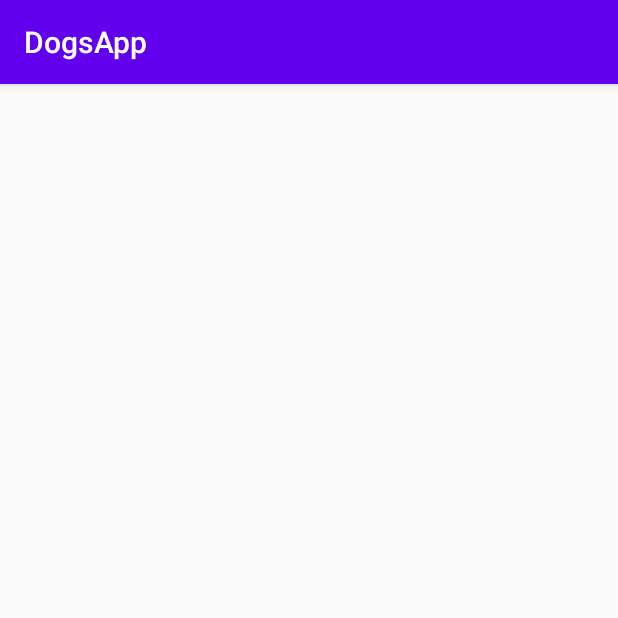
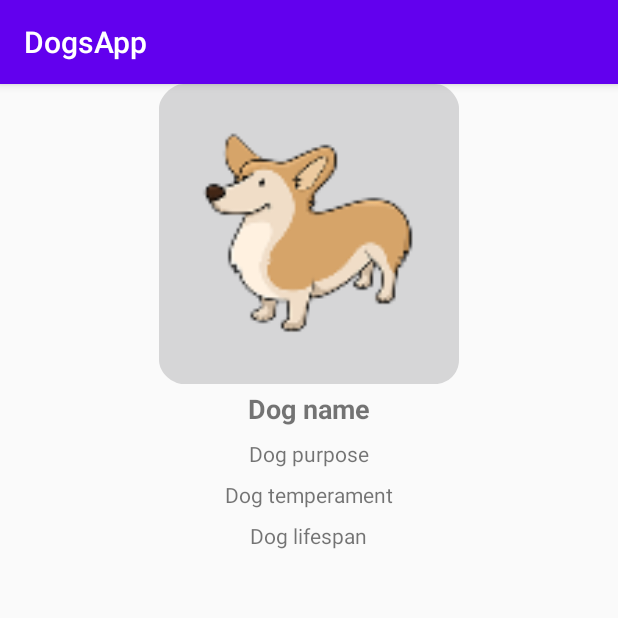
Before and after one commit to stephaniebauer/AndroidDogApp, an Android app: the fragment DetailFragment shown on its own in the app's theme, on a phone screen of 412 x 824 dp, the top half of it. Run offline under Robolectric (Android 15) with nearby library versions, the light colour scheme and no system bars; our stand-ins replace ButterKnife.

Commit message:
finished part 23

```diff
--- a/app/src/main/res/layout/fragment_detail.xml
+++ b/app/src/main/res/layout/fragment_detail.xml
@@ -1,9 +1,57 @@
 <?xml version="1.0" encoding="utf-8"?>
-<androidx.constraintlayout.widget.ConstraintLayout xmlns:android="http://schemas.android.com/apk/res/android"
+<RelativeLayout xmlns:android="http://schemas.android.com/apk/res/android"
     xmlns:app="http://schemas.android.com/apk/res-auto"
     xmlns:tools="http://schemas.android.com/tools"
     android:layout_width="match_parent"
     android:layout_height="match_parent"
     tools:context=".view.DetailFragment">
 
-</androidx.constraintlayout.widget.ConstraintLayout>
+    <ImageView
+        android:id="@+id/dogImage"
+        android:layout_width="match_parent"
+        android:layout_height="wrap_content"
+        android:layout_alignParentTop="true"
+        android:minHeight="200dp"
+        android:scaleType="fitCenter"
+        android:src="@mipmap/ic_dog_icon"/>
+
+    <TextView
+        android:id="@+id/dogName"
+        android:layout_width="wrap_content"
+        android:layout_height="wrap_content"
+        style="@style/Title"
+        android:layout_margin="4dp"
+        android:text="Dog name"
+        android:layout_below="@id/dogImage"
+        android:layout_centerHorizontal="true" />
+
+    <TextView
+        android:id="@+id/dogPurpose"
+        android:layout_width="wrap_content"
+        android:layout_height="wrap_content"
+        style="@style/Text"
+        android:layout_margin="4dp"
+        android:layout_below="@+id/dogName"
+        android:layout_centerHorizontal="true"
+        android:text="Dog purpose" />
+
+    <TextView
+        android:id="@+id/dogTemperament"
+        android:layout_width="wrap_content"
+        android:layout_height="wrap_content"
+        style="@style/Text"
+        android:layout_margin="4dp"
+        android:layout_below="@+id/dogPurpose"
+        android:layout_centerHorizontal="true"
+        android:text="Dog temperament" />
+
+    <TextView
+        android:id="@+id/dogLifespan"
+        android:layout_width="wrap_content"
+        android:layout_height="wrap_content"
+        style="@style/Text"
+        android:layout_margin="4dp"
+        android:layout_below="@+id/dogTemperament"
+        android:layout_centerHorizontal="true"
+        android:text="Dog lifespan" />
+</RelativeLayout>
--- a/app/src/main/res/values/styles.xml
+++ b/app/src/main/res/values/styles.xml
@@ -8,4 +8,13 @@
         <item name="colorAccent">@color/colorAccent</item>
     </style>
 
+    <style name="Title">
+        <item name="android:textSize">18sp</item>
+        <item name="android:textStyle">bold</item>
+    </style>
+
+    <style name="Text">
+        <item name="android:textSize">14sp</item>
+    </style>
+
 </resources>
```
Also changed, not shown: app/src/main/res/layout/fragment_list.xml (+42 -2 lines), app/src/main/res/layout/item_dog.xml (added, +38 -0 lines).
